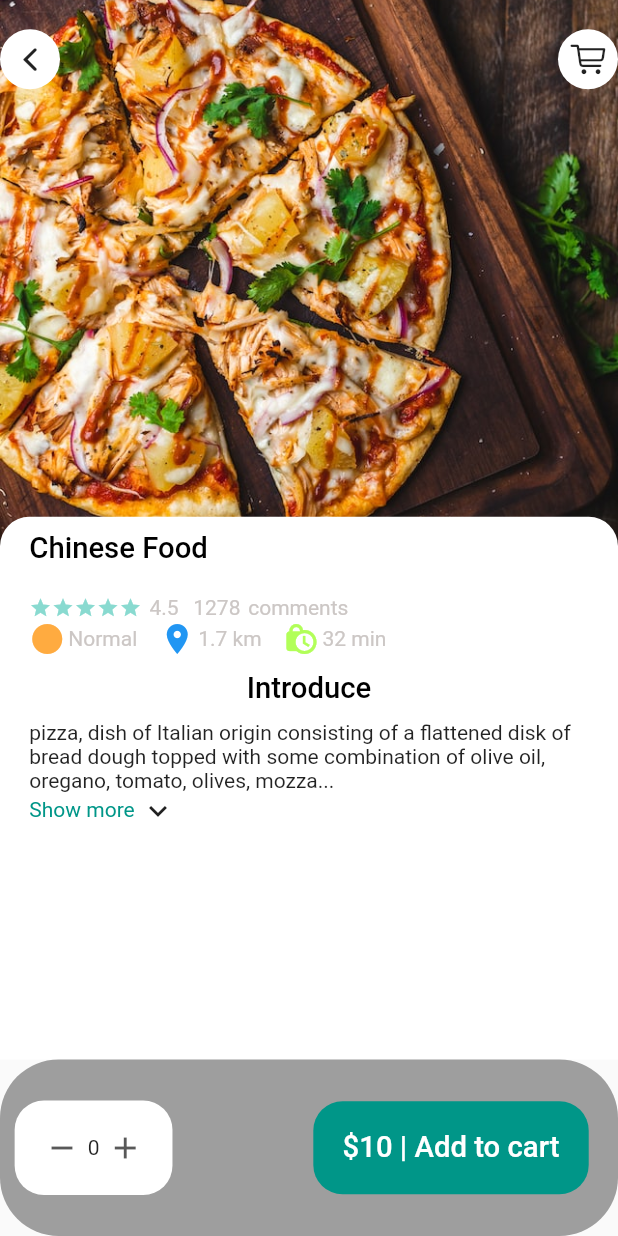
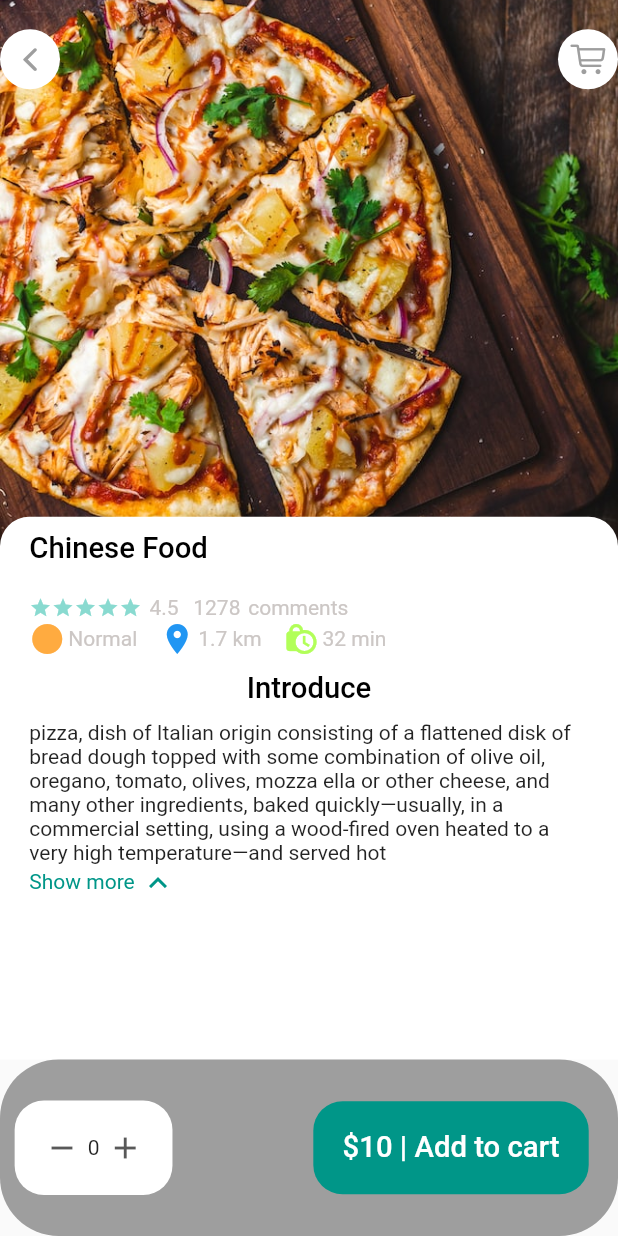
Before and after one commit to amirhzare/food-delivery-app-flutter, a Flutter app: the FoodDetail screen opened directly, after a tap on "Show more", on a phone screen of 412 x 824 dp. Run offline on Flutter 3.47's test engine with Material 2 defaults, Android fonts, the phone set to English and light mode, and no system bars; our stand-ins replace dots_indicator, get.

Commit message:
compeleted the expandable text widget

```diff
--- a/lib/main.dart
+++ b/lib/main.dart
@@ -1,5 +1,6 @@
 import 'package:flutter/material.dart';
 import 'package:food_delivery/pages/food/food_detail.dart';
+import 'package:food_delivery/pages/food/recommended_food_detail.dart';
 import 'package:food_delivery/pages/home/main_food_page.dart';
 import 'package:get/get.dart';
 import 'package:food_delivery/utils/dimensions.dart';
@@ -30,7 +31,8 @@ class MyApp extends StatelessWidget {
         primarySwatch: Colors.blue,
       ),
       // home: const MainFoodPage(),
-      home: const FoodDetail(),
+      // home: const FoodDetail(),
+      home: RecommendedFoodDetail(),
     );
   }
 }
--- a/lib/pages/food/food_detail.dart
+++ b/lib/pages/food/food_detail.dart
@@ -28,8 +28,8 @@ class FoodDetail extends StatelessWidget {
               mainAxisAlignment: MainAxisAlignment.spaceBetween,
               crossAxisAlignment: CrossAxisAlignment.center,
               children: const [
-              AppIcon(iconData: CupertinoIcons.back),
-              AppIcon(iconData: CupertinoIcons.shopping_cart)
+              AppIcon(iconData: CupertinoIcons.back, iconColor: Colors.grey,),
+              AppIcon(iconData: CupertinoIcons.shopping_cart, iconColor: Colors.grey,)
             ],
           )),
           Positioned(left: 0, right: 0, bottom: 0,top: Dimensions.foodDetailImgSize-30,
@@ -43,8 +43,11 @@ class FoodDetail extends StatelessWidget {
                     SizedBox(height: Dimensions.height10,),
                     BigText(text: "Introduce"),
                     SizedBox(height: Dimensions.height10,),
-                    ExpandableTextWidget(text: 'pizza, dish of Italian origin consisting of a flattened disk of bread dough topped with some combination of olive oil, oregano, tomato, olives, mozzarella or other cheese, and many other ingredients, baked quickly—usually, in a commercial setting, using a wood-fired oven heated to a very high temperature—and served hot')
-            ]
+                    Expanded(child: SingleChildScrollView(
+                      child: ExpandableTextWidget(text: 'pizza, dish of Italian origin consisting of a flattened disk of bread dough topped with some combination of olive oil, oregano, tomato, olives, mozzarella or other cheese, and many other ingredients, baked quickly—usually, in a commercial setting, using a wood-fired oven heated to a very high temperature—and served hot')
+
+
+                      ,))    ]
               ,)
 
 
--- a/lib/utils/dimensions.dart
+++ b/lib/utils/dimensions.dart
@@ -18,8 +18,10 @@ class Dimensions{
   static double width20 = screenHeight/42.2;
   static double width30 = screenHeight/28.13;
 
+  static double font16 = screenHeight/52.75;
   static double font20 = screenHeight/42.2;
 
+  static double radius5  = screenHeight/168.8;
   static double radius10 = screenHeight/84.4;
   static double radius15 = screenHeight/42.2;
   static double radius20 = screenHeight/42.2;
--- a/lib/widgets/app_icon.dart
+++ b/lib/widgets/app_icon.dart
@@ -3,14 +3,15 @@ import 'package:flutter/cupertino.dart';
 class AppIcon extends StatelessWidget {
   final IconData iconData;
   final Color color;
+  final Color iconColor;
   final double iconSize;
   final double size;
   const AppIcon({Key? key, required this.iconData, this.iconSize=25, this.size=40, this.color=const Color(
-      0xFFFFFFFF)}) : super(key: key);
+      0xFFFFFFFF), required this.iconColor}) : super(key: key);
 
   @override
   Widget build(BuildContext context) {
     return Container(alignment: Alignment.center,width: size, height: size,
-      decoration: BoxDecoration(color: color,borderRadius: BorderRadius.circular(size)),child: Icon(iconData),);
+      decoration: BoxDecoration(color: color,borderRadius: BorderRadius.circular(size)),child: Icon(iconData,color: this.iconColor,),);
   }
 }
--- a/lib/widgets/expandable_text_widget.dart
+++ b/lib/widgets/expandable_text_widget.dart
@@ -41,12 +41,14 @@ class _ExpandableTextWidgetState extends State<ExpandableTextWidget> {
           Text(hiddenText?('$firstHalf...'):('$firstHalf $secondHalf')),
           InkWell(
             onTap: (){
-
+                setState(() {
+                  hiddenText=!hiddenText;
+                });
             },
             child: Row(
               children: [
                     SmallText(text: 'Show more ', color: Colors.teal,),
-                    const Icon(Icons.expand_more),
+                    Icon(hiddenText?Icons.expand_more:Icons.expand_less, color: Colors.teal,),
               ],
             ),
           )
--- a/lib/widgets/small_text.dart
+++ b/lib/widgets/small_text.dart
@@ -11,6 +11,6 @@ class SmallText extends StatelessWidget {
 
   @override
   Widget build(BuildContext context) {
-    return Text(text,overflow: overFlow,maxLines: 1,style: TextStyle(color: color, fontFamily: 'Roboto', fontWeight: FontWeight.w400, height: height),);
+    return Text(text,overflow: overFlow,style: TextStyle(color: color, fontFamily: 'Roboto', fontWeight: FontWeight.w400, height: height),);
   }
 }
```
